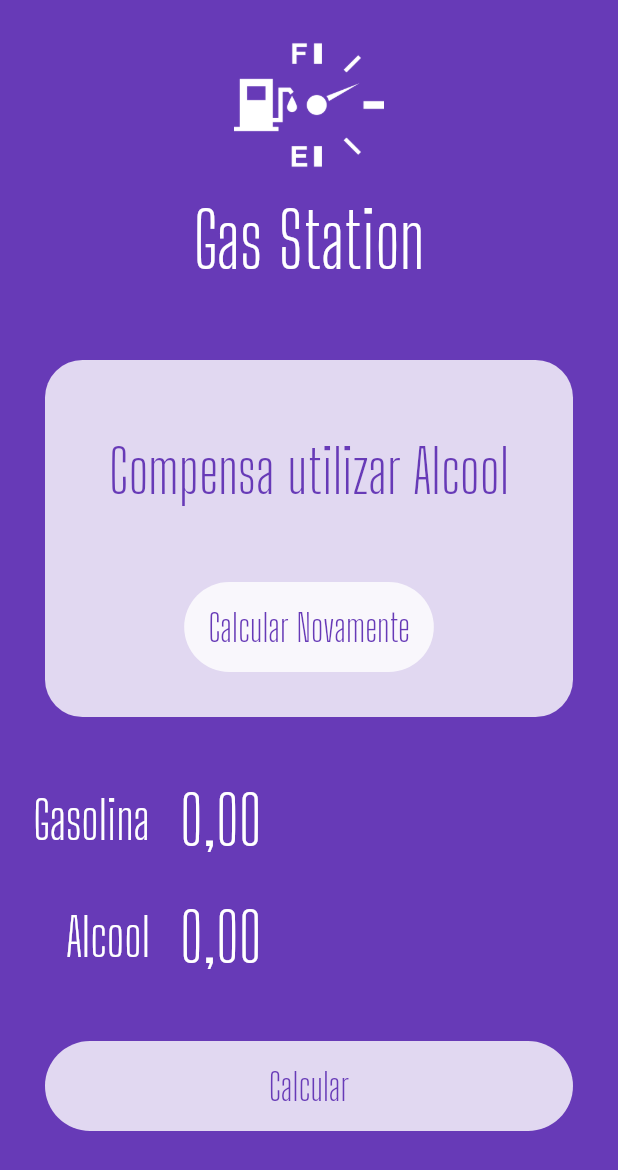
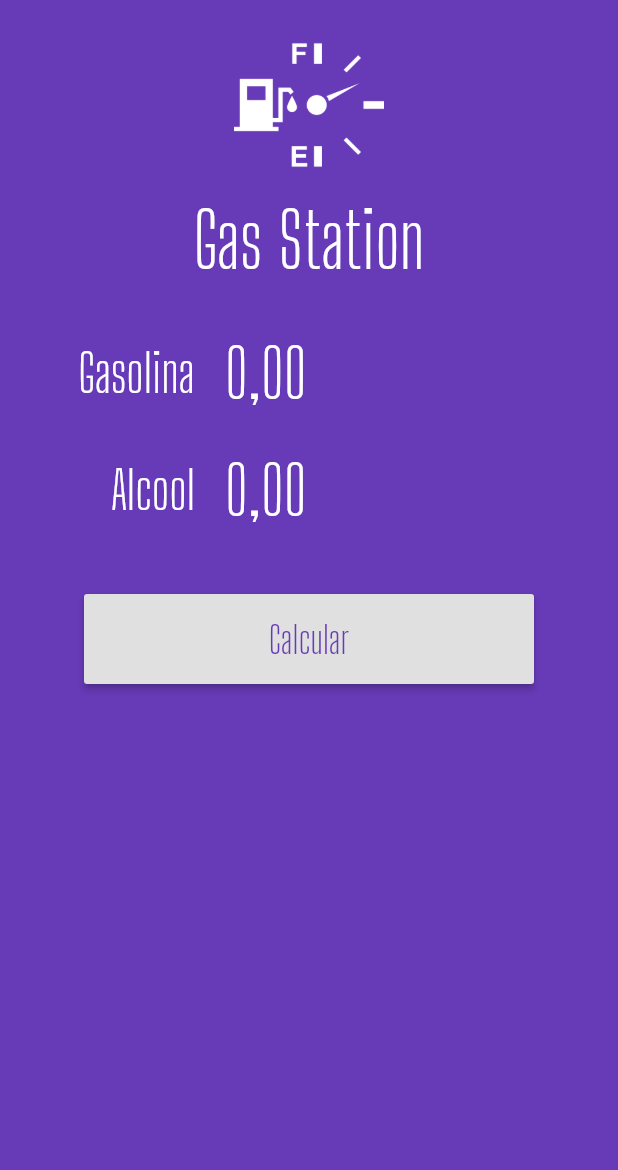
Before and after one commit to Diegolaquino/GAS-Station, a Flutter app: the screen it shows after launch, on a phone screen of 412 x 824 dp. Shown: the top 1170 px of the screen. Run offline on Flutter 3.47's test engine with Material 2 defaults, Android fonts, the phone set to English and light mode, and no system bars; our stand-ins replace flutter_masked_text.

Commit message:
criação do submit e separação dos widgets e refatoração do código.

```diff
--- /dev/null
+++ b/lib/Widgets/Sucess.widget.dart
@@ -0,0 +1,51 @@
+import 'package:flutter/material.dart';
+import 'package:gas_station/Common/utils.dart';
+import 'package:gas_station/Widgets/loading-button.widget.dart';
+
+class Sucess extends StatelessWidget {
+
+  var result = "";
+
+  Function reset;
+
+  Sucess({
+    @required this.result,
+    @required this.reset
+  });
+
+  @override
+  Widget build(BuildContext context) {
+    return Container(
+            margin: EdgeInsets.all(30),
+            decoration: BoxDecoration(
+              color: Colors.white.withOpacity(0.8),
+              borderRadius: BorderRadius.circular(25),
+            ),
+            child: Column(
+              children: <Widget>[
+                SizedBox(
+                  height: 50,
+                ),
+                Text(
+                  result,
+                  style: TextStyle(
+                    color: Theme.of(context).primaryColor,
+                    fontSize: 40,
+                    fontFamily: Utils.FONTE
+                  ),
+                  textAlign: TextAlign.center,
+                ),
+                SizedBox(
+                  height: 20,
+                ),
+                LoadingButton(
+                  busy: false,
+                  func: reset,
+                  invert: false,
+                  text: "Calcular Novamente",
+                ),
+              ],
+            ),
+          );
+  }
+}
--- /dev/null
+++ b/lib/Widgets/loading-button.widget.dart
@@ -0,0 +1,49 @@
+import 'package:flutter/material.dart';
+import 'package:gas_station/Common/utils.dart';
+
+class LoadingButton extends StatelessWidget {
+  var busy = false;
+  var invert = false;
+  Function func;
+  var text = "";
+
+  LoadingButton({
+    @required this.busy,
+    @required this.func,
+    @required this.invert,
+    @required this.text,
+  });
+
+  @override
+  Widget build(BuildContext context) {
+    return busy
+        ? Container(
+            alignment: Alignment.center,
+            height: 50,
+            child: CircularProgressIndicator(
+              backgroundColor: Colors.white,
+            ),
+          )
+        : Container(
+            width: 300,
+            margin: EdgeInsets.all(30),
+            height: 60,
+            decoration: BoxDecoration(
+                color: invert ? Colors.white : Theme.of(context).primaryColor,
+                borderRadius: BorderRadius.circular(
+                  10,
+                )),
+            child: RaisedButton(
+              child: Text(
+                text,
+                style: TextStyle(
+                  color: invert ? Theme.of(context).primaryColor : Colors.white,
+                  fontSize: 25,
+                  fontFamily: Utils.FONTE,
+                ),
+              ),
+              onPressed: func,
+            ),
+          );
+  }
+}
--- /dev/null
+++ b/lib/Widgets/submit-form.dart
@@ -0,0 +1,54 @@
+import 'package:flutter/material.dart';
+import 'package:flutter_masked_text/flutter_masked_text.dart';
+import 'package:gas_station/Widgets/input.widget.dart';
+import 'package:gas_station/Widgets/loading-button.widget.dart';
+
+class SubmitForm extends StatelessWidget {
+
+  var gasCtrl = new MoneyMaskedTextController();
+  var alcoolCtrl = new MoneyMaskedTextController();
+
+  var busy = false;
+  Function submitFunc;
+
+  SubmitForm({
+    @required this.gasCtrl,
+    @required this.alcoolCtrl,
+    @required this.busy,
+    @required this.submitFunc
+  });
+
+  @override
+  Widget build(BuildContext context) {
+    return Column(
+      children: <Widget>[
+        Padding(
+          padding: EdgeInsets.only(
+            left: 30,
+            right: 30,
+          ),
+          child: Input(
+            label: "Gasolina",
+            ctrl: gasCtrl,
+          ),
+        ),
+        Padding(
+          padding: EdgeInsets.only(
+            left: 30,
+            right: 30,
+          ),
+          child: Input(
+            label: "Alcool",
+            ctrl: gasCtrl,
+          ),
+        ),
+        LoadingButton(
+                  busy: busy,
+                  func: submitFunc,
+                  invert: true,
+                  text: "Calcular",
+        ),
+      ],
+    );
+  }
+}
--- a/lib/main.dart
+++ b/lib/main.dart
@@ -1,6 +1,9 @@
 import 'package:flutter/material.dart';
 import 'package:flutter_masked_text/flutter_masked_text.dart';
 import 'package:gas_station/Common/utils.dart';
+import 'package:gas_station/Widgets/Sucess.widget.dart';
+import 'package:gas_station/Widgets/loading-button.widget.dart';
+import 'package:gas_station/Widgets/submit-form.dart';
 import 'Widgets/input.widget.dart';
 import 'Widgets/logo.widget.dart';
 
@@ -33,68 +36,13 @@ class HomePage extends StatelessWidget {
       body: ListView(
         children: <Widget>[
           Logo(),
-          Container(
-            margin: EdgeInsets.all(30),
-            decoration: BoxDecoration(
-              color: Colors.white.withOpacity(0.8),
-              borderRadius: BorderRadius.circular(25),
-            ),
-            child: Column(
-              children: <Widget>[
-                SizedBox(
-                  height: 50,
-                ),
-                Text(
-                  "Compensa utilizar Alcool",
-                  style: TextStyle(
-                    color: Theme.of(context).primaryColor,
-                    fontSize: 40,
-                    fontFamily: Utils.FONTE
-                  ),
-                  textAlign: TextAlign.center,
-                ),
-                SizedBox(
-                  height: 20,
-                ),
-                Container(
-            margin: EdgeInsets.all(30),
-            height: 60,
-            decoration: BoxDecoration(
-              color: Colors.white.withOpacity(0.8),
-              borderRadius: BorderRadius.circular(60,)
-            ),
-            child: FlatButton(
-              child: Text("Calcular Novamente",
-              style: TextStyle(
-                color: Theme.of(context).primaryColor,
-                fontSize: 25,
-                fontFamily: "Big Shoulders Display",
-              ),),
-              onPressed: (){},
-          ),
-          ),
-              ],
-            ),
-          ),
-          Input(label:"Gasolina", ctrl: _gasCtrl,),
-          Input(label:"Alcool", ctrl: _alcCtrl,),
-          Container(
-            margin: EdgeInsets.all(30),
-            height: 60,
-            decoration: BoxDecoration(
-              color: Colors.white.withOpacity(0.8),
-              borderRadius: BorderRadius.circular(60,)
-            ),
-            child: FlatButton(
-              child: Text("Calcular",
-              style: TextStyle(
-                color: Theme.of(context).primaryColor,
-                fontSize: 25,
-                fontFamily: "Big Shoulders Display",
-              ),),
-              onPressed: (){},
-          ),
-          ),
+          // Sucess(
+          //   result: "Compensa utilizar X",
+          //   reset: (){},
+          // ),
+
+          SubmitForm(gasCtrl: _gasCtrl, alcoolCtrl: _alcCtrl, busy: false, submitFunc: (){})
+
         ],
              ),
     );
```
